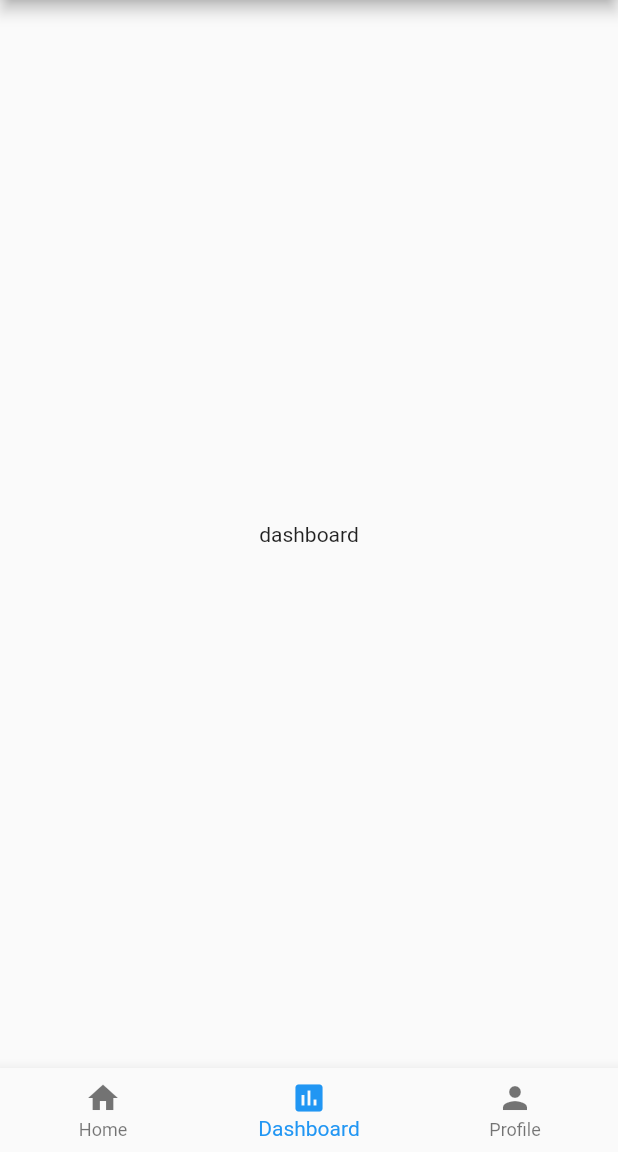
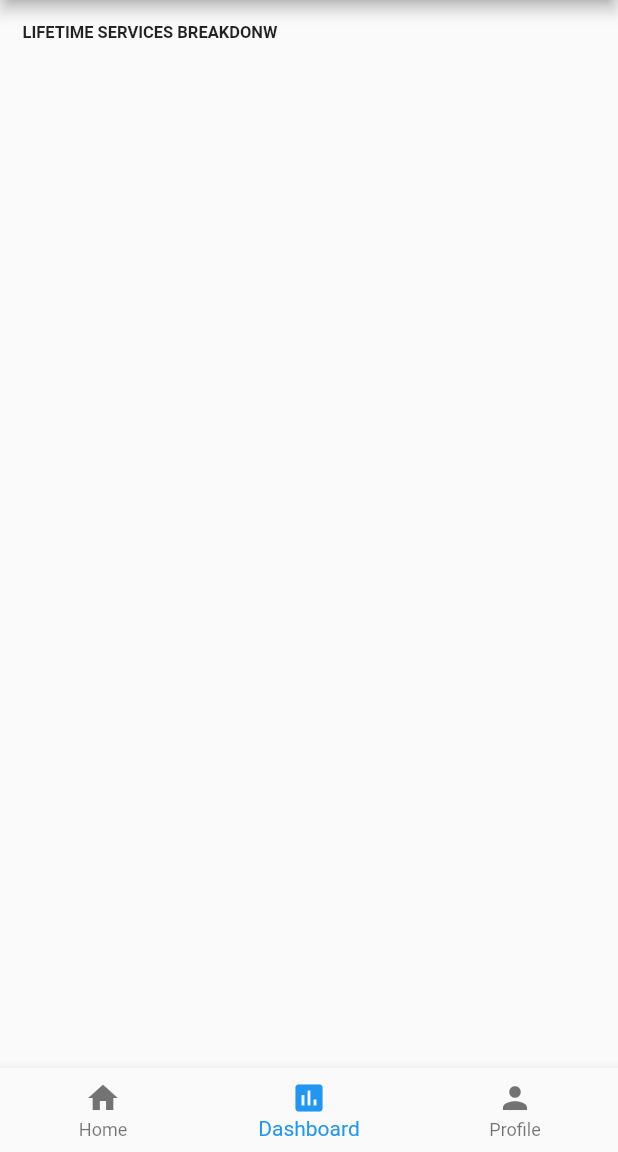
Before and after one commit to Thongek-wpm/flutter_project_test, a Flutter app: the screen it shows after launch, item 2 of the bottom bar chosen, on a phone screen of 412 x 824 dp, the part 84-1236 px from its top. Run offline on Flutter 3.47's test engine with Material 2 defaults, Android fonts, the phone set to English and light mode, and no system bars.

Commit message:
All Commit

```diff
--- a/lib/screen/dashboardUI.dart
+++ b/lib/screen/dashboardUI.dart
@@ -10,8 +10,20 @@ class DashboardUi extends StatefulWidget {
 class _DashboardUiState extends State<DashboardUi> {
   @override
   Widget build(BuildContext context) {
-    return Center(
-      child: Text('dashboard'),
+    return Scaffold(
+      body: Column(
+        crossAxisAlignment: CrossAxisAlignment.start,
+        mainAxisAlignment: MainAxisAlignment.start,
+        children: [
+          Padding(
+            padding: EdgeInsets.all(15.0),
+            child: Text(
+              'LIFETIME SERVICES BREAKDONW',
+              style: TextStyle(fontSize: 11, fontWeight: FontWeight.bold),
+            ),
+          )
+        ],
+      ),
     );
   }
 }
--- a/lib/screen/homeUI.dart
+++ b/lib/screen/homeUI.dart
@@ -111,7 +111,10 @@ class _HomeUiState extends State<HomeUi> {
                         Padding(
                           padding: EdgeInsets.only(left: 50, right: 50),
                         ),
-                        Icon(Icons.arrow_forward_ios),
+                        Icon(
+                          Icons.arrow_forward_ios,
+                          color: Colors.blue,
+                        ),
                       ],
                     ),
                   ),
```
